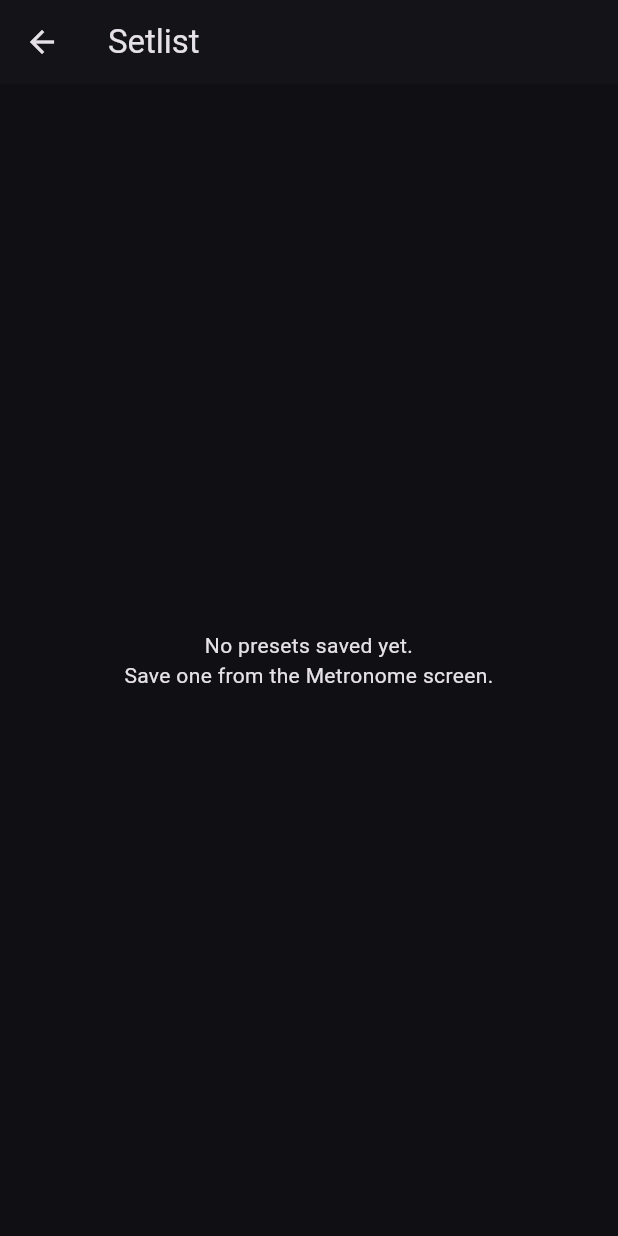
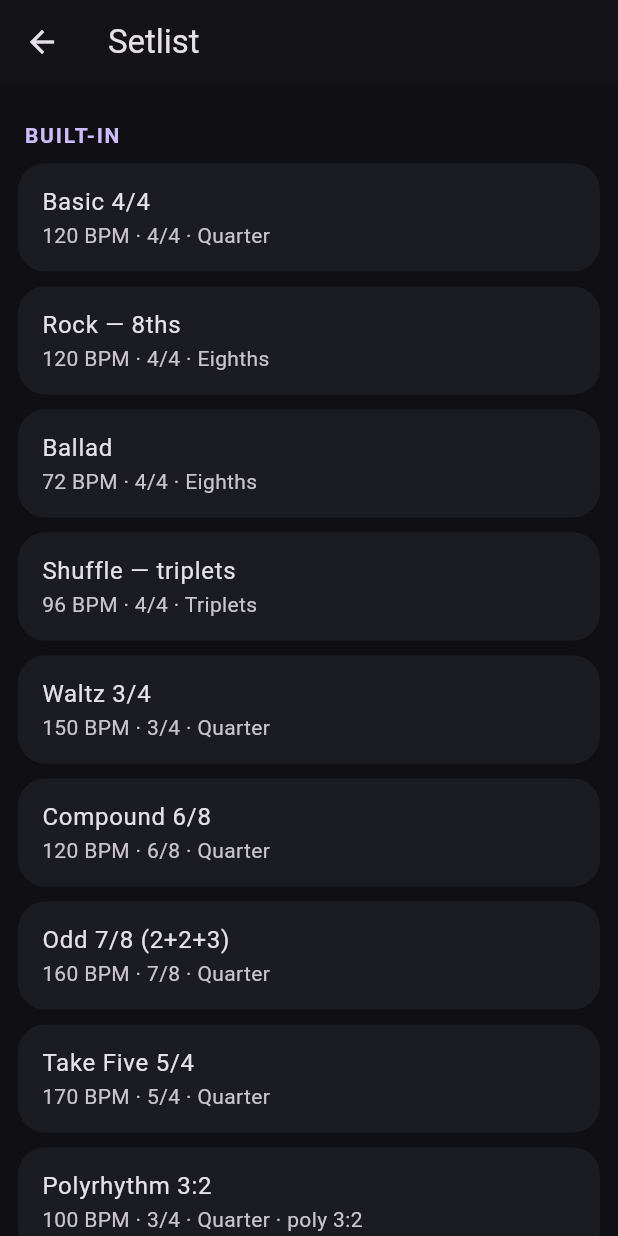
Before and after one commit to andreas83/rytma, a Flutter app: the screen it shows after launch, after a tap on the "queue music" icon, on a phone screen of 412 x 824 dp. Run offline on Flutter 3.47's test engine with Material 3 defaults, Android fonts, the phone set to English and light mode, and no system bars; our stand-ins replace audioplayers, shared_preferences; missing offline and left inert: fftea, flutter_soloud, record.

Commit message:
Fix tuner, make polyrhythm sound adjustable, add presets + looper tools
- Tuner: replace the buggy autocorrelation peak-picker with the YIN
  algorithm (engine/pitch.dart) and parse the mic PCM stream via ByteData
  so odd byte offsets/alignment no longer break detection.
- Polyrhythm: selectable cross-voice timbre (PolyTimbre) and a volume
  slider; the poly voice now mixes through AudioClicks.playPoly with its
  own volume. Default timbre is a soft sine "Beep" so coinciding pulses no
  longer sound harsh (flutter_soloud already mixes overlapping voices).
- Setlist: built-in starter presets (FactoryPresets) shown above the
  user's saved presets.
- Looper: per-layer volume, mute and solo, plus undo-last, stop/play-all
  and clear.

Verified: flutter analyze clean, 8 tests pass, web build succeeds.

```diff
--- /dev/null
+++ b/lib/models/factory_presets.dart
@@ -0,0 +1,135 @@
+import 'accent.dart';
+import 'metronome_state.dart';
+import 'preset.dart';
+import 'subdivision.dart';
+import 'time_signature.dart';
+
+/// Built-in presets shown alongside the user's saved ones, so the setlist is
+/// useful out of the box. These are read-only (cannot be deleted).
+class FactoryPresets {
+  const FactoryPresets._();
+
+  /// Accent pattern with a strong downbeat and the rest normal.
+  static List<AccentLevel> _downbeat(int beats) => [
+        AccentLevel.strong,
+        for (var i = 1; i < beats; i++) AccentLevel.normal,
+      ];
+
+  static final List<Preset> all = [
+    Preset(
+      id: 'fp_basic',
+      name: 'Basic 4/4',
+      state: MetronomeState(bpm: 120, accents: _downbeat(4)),
+    ),
+    Preset(
+      id: 'fp_rock',
+      name: 'Rock — 8ths',
+      state: MetronomeState(
+        bpm: 120,
+        subdivision: Subdivision.eighth,
+        accents: _downbeat(4),
+      ),
+    ),
+    Preset(
+      id: 'fp_ballad',
+      name: 'Ballad',
+      state: MetronomeState(
+        bpm: 72,
+        subdivision: Subdivision.eighth,
+        accents: _downbeat(4),
+      ),
+    ),
+    Preset(
+      id: 'fp_shuffle',
+      name: 'Shuffle — triplets',
+      state: MetronomeState(
+        bpm: 96,
+        subdivision: Subdivision.triplet,
+        accents: _downbeat(4),
+      ),
+    ),
+    Preset(
+      id: 'fp_waltz',
+      name: 'Waltz 3/4',
+      state: MetronomeState(
+        bpm: 150,
+        timeSignature: const TimeSignature(3, 4),
+        accents: const [AccentLevel.strong, AccentLevel.weak, AccentLevel.weak],
+      ),
+    ),
+    Preset(
+      id: 'fp_68',
+      name: 'Compound 6/8',
+      state: MetronomeState(
+        bpm: 120,
+        timeSignature: const TimeSignature(6, 8),
+        accents: const [
+          AccentLevel.strong,
+          AccentLevel.weak,
+          AccentLevel.weak,
+          AccentLevel.normal,
+          AccentLevel.weak,
+          AccentLevel.weak,
+        ],
+      ),
+    ),
+    Preset(
+      id: 'fp_78',
+      name: 'Odd 7/8 (2+2+3)',
+      state: MetronomeState(
+        bpm: 160,
+        timeSignature: const TimeSignature(7, 8),
+        accents: const [
+          AccentLevel.strong,
+          AccentLevel.weak,
+          AccentLevel.normal,
+          AccentLevel.weak,
+          AccentLevel.normal,
+          AccentLevel.weak,
+          AccentLevel.weak,
+        ],
+      ),
+    ),
+    Preset(
+      id: 'fp_54',
+      name: 'Take Five 5/4',
+      state: MetronomeState(
+        bpm: 170,
+        timeSignature: const TimeSignature(5, 4),
+        accents: const [
+          AccentLevel.strong,
+          AccentLevel.normal,
+          AccentLevel.normal,
+          AccentLevel.normal,
+          AccentLevel.normal,
+        ],
+      ),
+    ),
+    Preset(
+      id: 'fp_poly32',
+      name: 'Polyrhythm 3:2',
+      state: MetronomeState(
+        bpm: 100,
+        timeSignature: const TimeSignature(3, 4),
+        accents: [AccentLevel.strong, AccentLevel.normal, AccentLevel.normal],
+        polyEnabled: true,
+        polyPulses: 2,
+      ),
+    ),
+    Preset(
+      id: 'fp_poly43',
+      name: 'Polyrhythm 4:3',
+      state: MetronomeState(
+        bpm: 100,
+        accents: [
+          AccentLevel.strong,
+          AccentLevel.normal,
+          AccentLevel.normal,
+          AccentLevel.normal,
+        ],
+        polyEnabled: true,
+        polyPulses: 3,
+      ),
+    ),
+  ];
+}
--- a/lib/models/metronome_state.dart
+++ b/lib/models/metronome_state.dart
@@ -1,4 +1,5 @@
 import 'accent.dart';
+import 'poly_timbre.dart';
 import 'subdivision.dart';
 import 'time_signature.dart';
 import 'trainer_config.dart';
@@ -21,6 +22,10 @@ class MetronomeState {
   /// giving a `timeSignature.beats : polyPulses` cross-rhythm.
   final int polyPulses;
 
+  /// Sound used for the polyrhythm voice and its loudness (0..1).
+  final PolyTimbre polyTimbre;
+  final double polyVolume;
+
   final TrainerConfig trainer;
 
   const MetronomeState({
@@ -35,6 +40,8 @@ class MetronomeState {
     ],
     this.polyEnabled = false,
     this.polyPulses = 3,
+    this.polyTimbre = PolyTimbre.beep,
+    this.polyVolume = 0.8,
     this.trainer = const TrainerConfig(),
   });
 
@@ -45,6 +52,8 @@ class MetronomeState {
     List<AccentLevel>? accents,
     bool? polyEnabled,
     int? polyPulses,
+    PolyTimbre? polyTimbre,
+    double? polyVolume,
     TrainerConfig? trainer,
   }) {
     return MetronomeState(
@@ -54,6 +63,8 @@ class MetronomeState {
       accents: accents ?? this.accents,
       polyEnabled: polyEnabled ?? this.polyEnabled,
       polyPulses: polyPulses ?? this.polyPulses,
+      polyTimbre: polyTimbre ?? this.polyTimbre,
+      polyVolume: polyVolume ?? this.polyVolume,
       trainer: trainer ?? this.trainer,
     );
   }
@@ -65,6 +76,8 @@ class MetronomeState {
         'accents': accents.map((a) => a.index).toList(),
         'polyEnabled': polyEnabled,
         'polyPulses': polyPulses,
+        'polyTimbre': polyTimbre.index,
+        'polyVolume': polyVolume,
         'trainer': trainer.toJson(),
       };
 
@@ -79,6 +92,8 @@ class MetronomeState {
           .toList(),
       polyEnabled: json['polyEnabled'] as bool? ?? false,
       polyPulses: json['polyPulses'] as int? ?? 3,
+      polyTimbre: PolyTimbre.fromIndex(json['polyTimbre'] as int? ?? 0),
+      polyVolume: (json['polyVolume'] as num?)?.toDouble() ?? 0.8,
       trainer:
           TrainerConfig.fromJson(json['trainer'] as Map<String, dynamic>? ?? {}),
     );
--- /dev/null
+++ b/lib/models/poly_timbre.dart
@@ -0,0 +1,20 @@
+/// Selectable sound for the polyrhythm voice, so it is easy to tell apart from
+/// the primary click. Each timbre defines the strong/weak pulse frequencies and
+/// whether to use a square wave (brighter, more cutting) or a sine (softer).
+enum PolyTimbre {
+  beep('Beep', 1760, 1320, false),
+  wood('Wood block', 1150, 900, false),
+  bell('Bell', 2350, 1760, false),
+  cowbell('Cowbell', 820, 620, true),
+  click('Click', 1500, 1500, true);
+
+  final String label;
+  final double strongHz;
+  final double weakHz;
+  final bool square;
+
+  const PolyTimbre(this.label, this.strongHz, this.weakHz, this.square);
+
+  static PolyTimbre fromIndex(int index) =>
+      (index >= 0 && index < values.length) ? values[index] : PolyTimbre.beep;
+}
--- a/lib/services/audio_clicks.dart
+++ b/lib/services/audio_clicks.dart
@@ -4,16 +4,20 @@ import 'package:flutter_soloud/flutter_soloud.dart';
 
 import '../engine/click_synth.dart';
 import '../engine/tick_event.dart';
+import '../models/poly_timbre.dart';
 
 /// Low-latency playback of the synthesized click samples.
 ///
 /// Uses [flutter_soloud], which loads PCM data directly from memory and plays
 /// overlapping voices with very low latency — ideal for a metronome, and
 /// actively maintained across modern Flutter/Android toolchains. Each
-/// [ClickType] is synthesized once at [init] and cached as an [AudioSource].
+/// [ClickType] is synthesized once at [init] and cached as an [AudioSource],
+/// and every [PolyTimbre] gets its own strong/weak pair so the polyrhythm voice
+/// is selectable.
 class AudioClicks {
   final SoLoud _soloud = SoLoud.instance;
   final Map<ClickType, AudioSource> _sources = {};
+  final Map<PolyTimbre, List<AudioSource>> _poly = {};
   bool _ready = false;
 
   bool get isReady => _ready;
@@ -36,18 +40,31 @@ class AudioClicks {
         ClickType.sub,
         ClickSynth.click(frequency: 900, volume: 0.45, durationMs: 35),
       ),
-      load(
-        ClickType.polyStrong,
-        ClickSynth.click(frequency: 1760, volume: 0.9, square: true),
-      ),
-      load(
-        ClickType.polyWeak,
-        ClickSynth.click(frequency: 1320, volume: 0.6, square: true),
-      ),
     ]);
+
+    for (final timbre in PolyTimbre.values) {
+      final strong = await _soloud.loadMem(
+        'poly_${timbre.name}_s',
+        ClickSynth.click(
+          frequency: timbre.strongHz,
+          volume: 0.95,
+          square: timbre.square,
+        ),
+      );
+      final weak = await _soloud.loadMem(
+        'poly_${timbre.name}_w',
+        ClickSynth.click(
+          frequency: timbre.weakHz,
+          volume: 0.75,
+          square: timbre.square,
+        ),
+      );
+      _poly[timbre] = [strong, weak];
+    }
     _ready = true;
   }
 
+  /// Play a primary-voice click.
   void play(ClickType type) {
     if (type == ClickType.mute || !_ready) return;
     final source = _sources[type];
@@ -55,8 +72,19 @@ class AudioClicks {
     _soloud.play(source);
   }
 
+  /// Play a polyrhythm-voice click with the chosen [timbre] and [volume] (0..1).
+  /// Mixes independently of the primary voice, so coinciding pulses overlap
+  /// cleanly rather than cutting each other off.
+  void playPoly(PolyTimbre timbre, bool strong, double volume) {
+    if (!_ready) return;
+    final pair = _poly[timbre];
+    if (pair == null) return;
+    _soloud.play(pair[strong ? 0 : 1], volume: volume.clamp(0.0, 1.0));
+  }
+
   void dispose() {
     _sources.clear();
+    _poly.clear();
     _ready = false;
     if (_soloud.isInitialized) _soloud.deinit();
   }
--- a/lib/ui/screens/looper_screen.dart
+++ b/lib/ui/screens/looper_screen.dart
@@ -4,7 +4,8 @@ import 'package:provider/provider.dart';
 import '../../services/loop_recorder.dart';
 
 /// Looper screen: record microphone takes that loop continuously and stack as
-/// layers over the metronome.
+/// layers over the metronome, with per-layer volume / mute / solo plus undo,
+/// stop-all and clear.
 class LooperScreen extends StatelessWidget {
   const LooperScreen({super.key});
 
@@ -16,17 +17,26 @@ class LooperScreen extends StatelessWidget {
       appBar: AppBar(
         title: const Text('Looper'),
         actions: [
-          if (recorder.layers.isNotEmpty)
+          IconButton(
+            tooltip: 'Undo last loop',
+            icon: const Icon(Icons.undo),
+            onPressed: recorder.isEmpty ? null : recorder.undoLast,
+          ),
+          IconButton(
+            tooltip: recorder.isPlaying ? 'Stop all' : 'Play all',
+            icon: Icon(recorder.isPlaying ? Icons.pause : Icons.play_arrow),
+            onPressed: recorder.isEmpty ? null : recorder.togglePlayAll,
+          ),
           IconButton(
             tooltip: 'Clear all loops',
             icon: const Icon(Icons.delete_sweep_outlined),
-              onPressed: recorder.clearAll,
+            onPressed: recorder.isEmpty ? null : recorder.clearAll,
           ),
         ],
       ),
       body: Column(
         children: [
-          const SizedBox(height: 24),
+          const SizedBox(height: 20),
           _RecordButton(recorder: recorder),
           const SizedBox(height: 8),
           Text(
@@ -41,9 +51,9 @@ class LooperScreen extends StatelessWidget {
                 style: TextStyle(color: Theme.of(context).colorScheme.error),
               ),
             ),
-          const Divider(height: 32),
+          const Divider(height: 28),
           Expanded(
-            child: recorder.layers.isEmpty
+            child: recorder.isEmpty
                 ? Center(
                     child: Text(
                       'No loops yet.\nRecord over the running metronome to build layers.',
@@ -54,28 +64,76 @@ class LooperScreen extends StatelessWidget {
                 : ListView.builder(
                     padding: const EdgeInsets.symmetric(horizontal: 12),
                     itemCount: recorder.layers.length,
-                    itemBuilder: (context, i) {
-                      final layer = recorder.layers[i];
+                    itemBuilder: (context, i) => _LayerCard(
+                      recorder: recorder,
+                      index: i,
+                    ),
+                  ),
+          ),
+        ],
+      ),
+    );
+  }
+}
+
+class _LayerCard extends StatelessWidget {
+  const _LayerCard({required this.recorder, required this.index});
+
+  final LoopRecorder recorder;
+  final int index;
+
+  @override
+  Widget build(BuildContext context) {
+    final layer = recorder.layers[index];
+    final scheme = Theme.of(context).colorScheme;
     return Card(
-                        child: ListTile(
-                          leading: IconButton(
-                            icon: Icon(layer.playing
-                                ? Icons.pause_circle_filled
-                                : Icons.play_circle_fill),
-                            onPressed: () => recorder.toggleLayer(layer.id),
+      child: Padding(
+        padding: const EdgeInsets.fromLTRB(12, 6, 4, 6),
+        child: Column(
+          children: [
+            Row(
+              children: [
+                Text('Loop ${index + 1}',
+                    style: const TextStyle(fontWeight: FontWeight.w600)),
+                const Spacer(),
+                IconButton(
+                  tooltip: 'Mute',
+                  isSelected: layer.muted,
+                  icon: Icon(layer.muted ? Icons.volume_off : Icons.volume_up),
+                  color: layer.muted ? scheme.error : null,
+                  onPressed: () => recorder.toggleMute(layer.id),
                 ),
-                          title: Text('Loop ${i + 1}'),
-                          subtitle: Text(layer.playing ? 'Playing' : 'Paused'),
-                          trailing: IconButton(
+                IconButton(
+                  tooltip: 'Solo',
+                  icon: const Text('S', style: TextStyle(fontWeight: FontWeight.bold)),
+                  onPressed: () => recorder.toggleSolo(layer.id),
+                ),
+                IconButton(
+                  tooltip: 'Delete',
                   icon: const Icon(Icons.delete_outline),
                   onPressed: () => recorder.removeLayer(layer.id),
                 ),
+              ],
             ),
-                      );
-                    },
+            Row(
+              children: [
+                const Icon(Icons.graphic_eq, size: 18),
+                Expanded(
+                  child: Slider(
+                    value: layer.volume,
+                    onChanged: (v) => recorder.setVolume(layer.id, v),
                   ),
                 ),
+                SizedBox(
+                  width: 44,
+                  child: Text('${(layer.volume * 100).round()}%',
+                      textAlign: TextAlign.end),
+                ),
+                const SizedBox(width: 8),
               ],
+            ),
+          ],
+        ),
       ),
     );
   }
@@ -93,8 +151,8 @@ class _RecordButton extends StatelessWidget {
       onTap: recorder.toggleRecording,
       child: AnimatedContainer(
         duration: const Duration(milliseconds: 150),
-        width: 120,
-        height: 120,
+        width: 116,
+        height: 116,
         decoration: BoxDecoration(
           shape: BoxShape.circle,
           color: recorder.isRecording ? scheme.error : scheme.primary,
@@ -109,7 +167,7 @@ class _RecordButton extends StatelessWidget {
         ),
         child: Icon(
           recorder.isRecording ? Icons.stop_rounded : Icons.fiber_manual_record,
-          size: 56,
+          size: 54,
           color: Colors.white,
         ),
       ),
--- a/lib/ui/screens/polyrhythm_screen.dart
+++ b/lib/ui/screens/polyrhythm_screen.dart
@@ -2,6 +2,7 @@ import 'package:flutter/material.dart';
 import 'package:provider/provider.dart';
 
 import '../../engine/tick_event.dart';
+import '../../models/poly_timbre.dart';
 import '../../state/metronome_controller.dart';
 import '../theme.dart';
 import '../widgets/tempo_control.dart';
@@ -65,6 +66,39 @@ class PolyrhythmScreen extends StatelessWidget {
             label: '${state.polyPulses}',
             onChanged: (v) => controller.setPolyPulses(v.round()),
           ),
+          const SizedBox(height: 8),
+          const Text('Sound', style: TextStyle(fontWeight: FontWeight.w600)),
+          const SizedBox(height: 6),
+          Wrap(
+            spacing: 8,
+            children: [
+              for (final t in PolyTimbre.values)
+                ChoiceChip(
+                  label: Text(t.label),
+                  selected: t == state.polyTimbre,
+                  onSelected: (_) => controller.setPolyTimbre(t),
+                ),
+            ],
+          ),
+          const SizedBox(height: 8),
+          Row(
+            children: [
+              const Icon(Icons.volume_up, size: 20),
+              Expanded(
+                child: Slider(
+                  value: state.polyVolume,
+                  label: '${(state.polyVolume * 100).round()}%',
+                  divisions: 20,
+                  onChanged: controller.setPolyVolume,
+                ),
+              ),
+              SizedBox(
+                width: 44,
+                child: Text('${(state.polyVolume * 100).round()}%',
+                    textAlign: TextAlign.end),
+              ),
+            ],
+          ),
           const SizedBox(height: 16),
           const TempoControl(),
         ],
--- a/lib/ui/screens/setlist_screen.dart
+++ b/lib/ui/screens/setlist_screen.dart
@@ -1,53 +1,95 @@
 import 'package:flutter/material.dart';
 import 'package:provider/provider.dart';
 
+import '../../models/factory_presets.dart';
+import '../../models/preset.dart';
 import '../../state/metronome_controller.dart';
 
-/// Lists saved presets for quick recall. Loading a preset applies its full
-/// [MetronomeState] (tempo, meter, accents, subdivision, polyrhythm, trainers).
+/// Lists built-in and saved presets for quick recall. Loading a preset applies
+/// its full [MetronomeState] (tempo, meter, accents, subdivision, polyrhythm,
+/// trainers).
 class SetlistScreen extends StatelessWidget {
   const SetlistScreen({super.key});
 
   @override
   Widget build(BuildContext context) {
     final controller = context.watch<MetronomeController>();
-    final presets = controller.presets;
+    final userPresets = controller.presets;
 
     return Scaffold(
       appBar: AppBar(title: const Text('Setlist')),
-      body: presets.isEmpty
-          ? Center(
+      body: ListView(
+        padding: const EdgeInsets.symmetric(vertical: 8),
+        children: [
+          const _SectionHeader('Built-in'),
+          for (final preset in FactoryPresets.all)
+            _PresetTile(preset: preset),
+          const _SectionHeader('My presets'),
+          if (userPresets.isEmpty)
+            Padding(
+              padding: const EdgeInsets.fromLTRB(16, 8, 16, 16),
               child: Text(
-                'No presets saved yet.\nSave one from the Metronome screen.',
-                textAlign: TextAlign.center,
-                style: Theme.of(context).textTheme.bodyMedium,
+                'No saved presets yet — tap “Save as preset” on the Metronome '
+                'screen to store your current setup.',
+                style: Theme.of(context).textTheme.bodySmall,
               ),
-            )
-          : ListView.builder(
-              itemCount: presets.length,
-              itemBuilder: (context, i) {
-                final preset = presets[i];
+            ),
+          for (final preset in userPresets)
+            _PresetTile(preset: preset, onDelete: () => controller.deletePreset(preset.id)),
+        ],
+      ),
+    );
+  }
+}
+
+class _SectionHeader extends StatelessWidget {
+  const _SectionHeader(this.text);
+  final String text;
+
+  @override
+  Widget build(BuildContext context) {
+    return Padding(
+      padding: const EdgeInsets.fromLTRB(16, 16, 16, 4),
+      child: Text(
+        text.toUpperCase(),
+        style: TextStyle(
+          letterSpacing: 1.2,
+          fontWeight: FontWeight.w700,
+          color: Theme.of(context).colorScheme.primary,
+        ),
+      ),
+    );
+  }
+}
+
+class _PresetTile extends StatelessWidget {
+  const _PresetTile({required this.preset, this.onDelete});
+
+  final Preset preset;
+  final VoidCallback? onDelete;
+
+  @override
+  Widget build(BuildContext context) {
+    final controller = context.read<MetronomeController>();
     final s = preset.state;
     return Card(
-                  margin: const EdgeInsets.symmetric(horizontal: 12, vertical: 6),
+      margin: const EdgeInsets.symmetric(horizontal: 12, vertical: 5),
       child: ListTile(
         title: Text(preset.name),
         subtitle: Text(
-                      '${s.bpm.round()} BPM · ${s.timeSignature} · '
-                      '${s.subdivision.label}'
-                      '${s.polyEnabled ? " · poly ${s.polyPulses}" : ""}',
+          '${s.bpm.round()} BPM · ${s.timeSignature} · ${s.subdivision.label}'
+          '${s.polyEnabled ? " · poly ${s.timeSignature.beats}:${s.polyPulses}" : ""}',
         ),
         onTap: () {
           controller.loadPreset(preset);
           Navigator.of(context).pop();
         },
-                    trailing: IconButton(
+        trailing: onDelete == null
+            ? null
+            : IconButton(
                 icon: const Icon(Icons.delete_outline),
-                      onPressed: () => controller.deletePreset(preset.id),
+                onPressed: onDelete,
               ),
-                  ),
-                );
-              },
       ),
     );
   }
```
Also changed, not shown: lib/engine/pitch.dart (+68 -49 lines), lib/services/audio_analyzer.dart (+5 -6 lines), lib/services/loop_recorder.dart (+66 -15 lines), lib/state/metronome_controller.dart (+18 -1 lines), 2 other files. Lines whose indentation alone changed are shown as unchanged.
